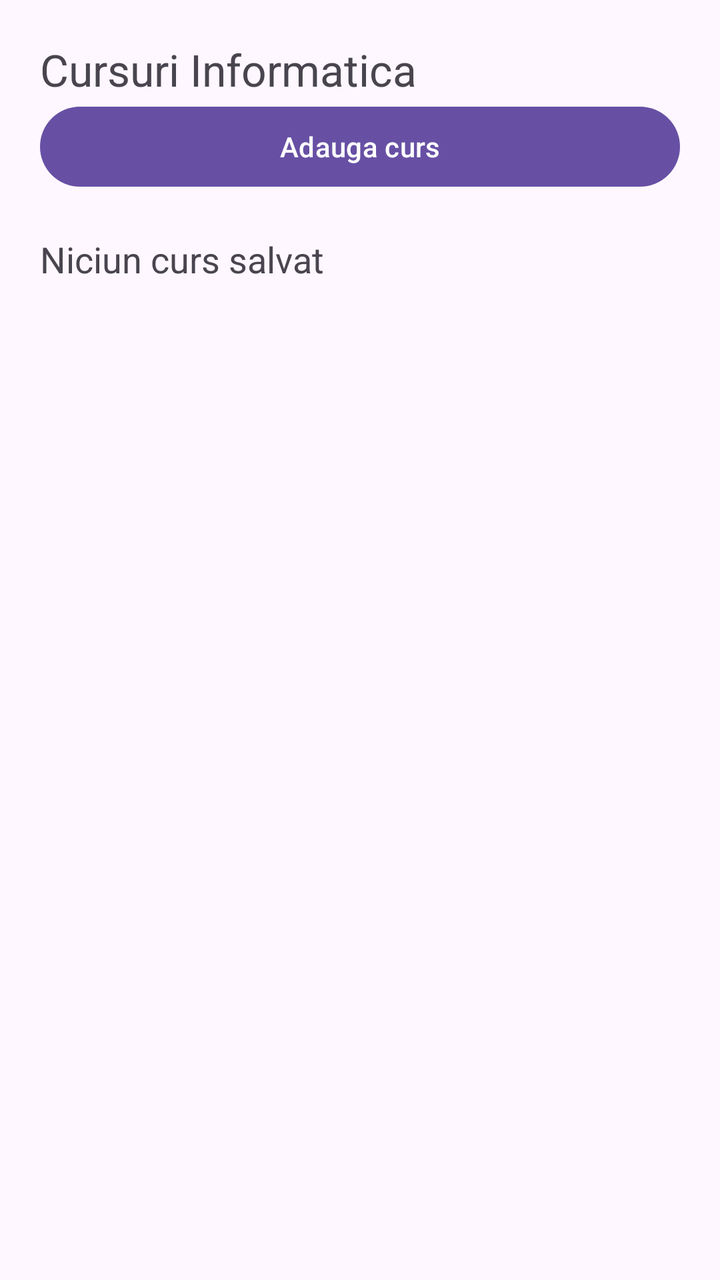
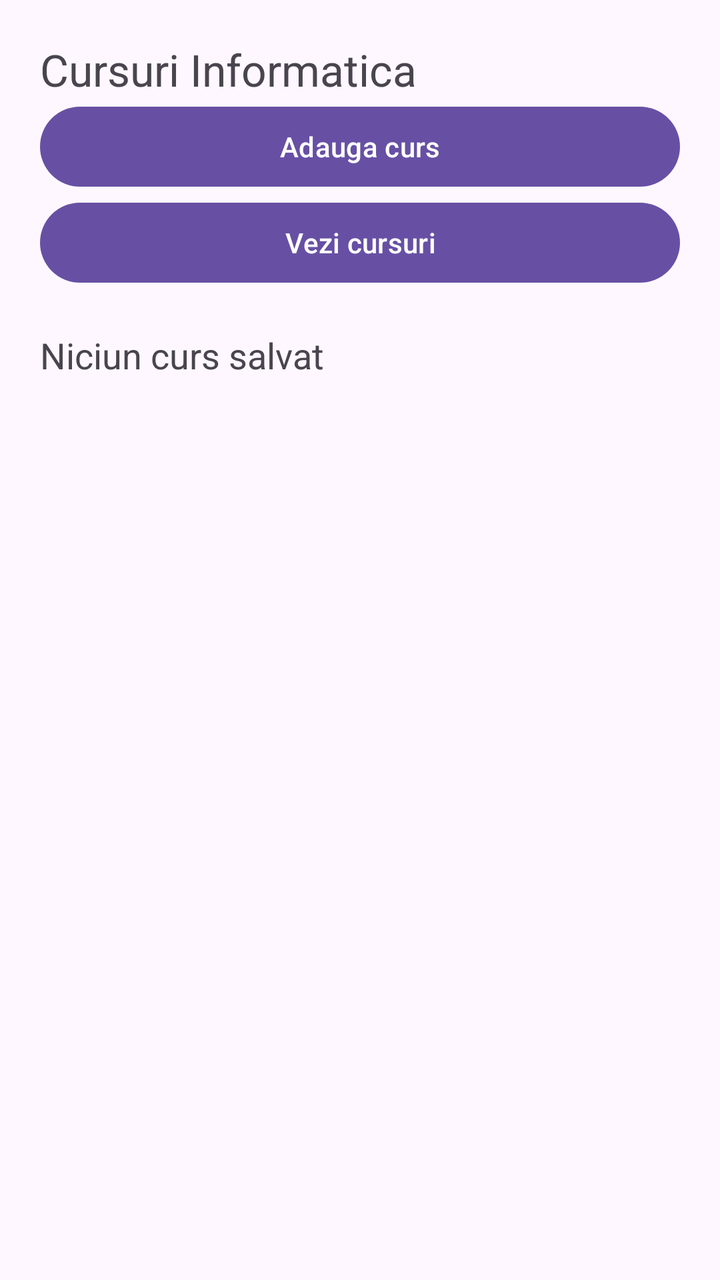

Before-and-after screenshots of an Android layout around one commit, followed by the original layout XML and the change that was made.
<!-- AndroidManifest.xml: application theme Theme.Laborator04 -->
<!-- res/layout/activity_main.xml -->
<?xml version="1.0" encoding="utf-8"?>
<LinearLayout xmlns:android="http://schemas.android.com/apk/res/android"
    android:id="@+id/main"
    android:layout_width="match_parent"
    android:layout_height="match_parent"
    android:orientation="vertical"
    android:padding="20dp">

    <TextView
        android:layout_width="wrap_content"
        android:layout_height="wrap_content"
        android:text="Cursuri Informatica"
        android:textSize="22sp" />

    <Button
        android:layout_width="match_parent"
        android:layout_height="wrap_content"
        android:onClick="deschideAdaugare"
        android:text="Adauga curs" />

    <TextView
        android:id="@+id/tvRezultat"
        android:layout_width="match_parent"
        android:layout_height="wrap_content"
        android:text="Niciun curs salvat"
        android:textSize="18sp"
        android:layout_marginTop="20dp" />

</LinearLayout>
<!-- resources referenced by this layout -->
<resources>
  <style name="Theme.Laborator04" parent="Base.Theme.Laborator04" />
  <style name="Base.Theme.Laborator04" parent="Theme.Material3.DayNight.NoActionBar">
          
          
      </style>
</resources>

<!-- the commit's change to res/layout/activity_main.xml (unified diff, before → after) -->
@@ -18,6 +18,12 @@
         android:onClick="deschideAdaugare"
         android:text="Adauga curs" />
 
+    <Button
+        android:layout_width="match_parent"
+        android:layout_height="wrap_content"
+        android:onClick="deschideLista"
+        android:text="Vezi cursuri" />
+
     <TextView
         android:id="@+id/tvRezultat"
         android:layout_width="match_parent"
